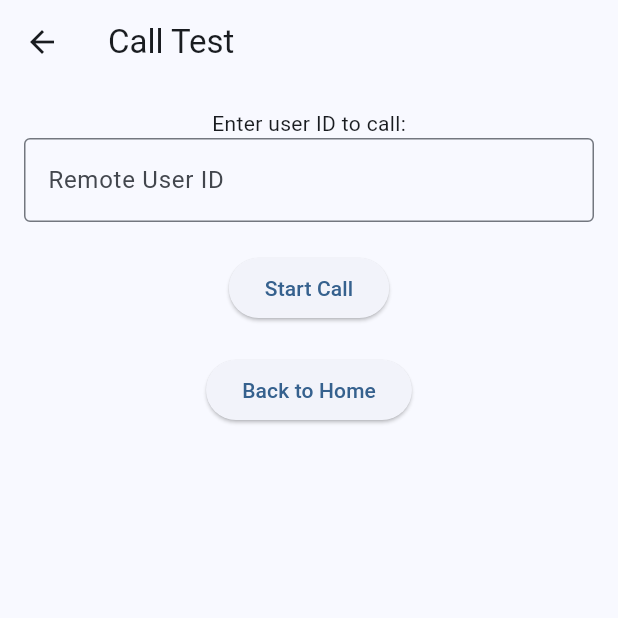
After one commit to AdarshShukla1001/chat_app, a Flutter app: the CallTestPage screen opened by its route, on a phone screen of 412 x 824 dp, the top half of it. The commit adds this screen. Run offline on Flutter 3.47's test engine with Material 3 defaults, Android fonts, the phone set to English and light mode, and no system bars; our stand-ins replace get, shared_preferences, socket_io_client; missing offline and left inert: flutter_webrtc; accounts and stored records are empty; network calls fail; statements that could not run were skipped.

Commit message:
feat: Added Call feature

```diff
--- a/mobile/chat_app/lib/main.dart
+++ b/mobile/chat_app/lib/main.dart
@@ -1,6 +1,8 @@
 // lib/main.dart
 import 'package:chat_app/screen/auth/page/login_page.dart';
 import 'package:chat_app/screen/auth/page/registration_page.dart';
+ import 'package:chat_app/screen/call/page/call_page.dart';
+import 'package:chat_app/screen/chat/page/call_test_page.dart';
 import 'package:chat_app/screen/chat/page/chat_page.dart';
 import 'package:chat_app/screen/create_group/page/create_group_page.dart';
 import 'package:chat_app/screen/inbox/page/inbox_page.dart';
@@ -34,13 +36,23 @@ class MyApp extends StatelessWidget {
       debugShowCheckedModeBanner: false,
       title: 'Chat App',
       theme: ThemeData(useMaterial3: true, colorScheme: ColorScheme.fromSeed(seedColor: Colors.blue)),
-      initialRoute: isLoggedIn ? AppRoutes.inbox : AppRoutes.login,
+      initialRoute: isLoggedIn ? '/call_test' : AppRoutes.login,
       getPages: [
         GetPage(name: AppRoutes.login, page: () => LoginPage()),
         GetPage(name: AppRoutes.register, page: () => RegisterPage()),
         GetPage(name: AppRoutes.inbox, page: () => InboxPage()),
         GetPage(name: AppRoutes.createGroup, page: () => CreateGroupPage()),
         GetPage(name: AppRoutes.chat, page: () => ChatPage()),
+        GetPage(name: '/call_test', page: () => CallTestPage()), // 👈 new route
+        GetPage(
+          name: AppRoutes.call,
+          page: () {
+            final args = Get.arguments as Map<String, dynamic>;
+            final toUserId = args['toUserId'] as String;
+            final isCaller = args['isCaller'] as bool;
+            return CallPage(toUserId: toUserId, isCaller: isCaller);
+          },
+        ),
       ],
     );
   }
--- a/mobile/chat_app/lib/routes/app_routes.dart
+++ b/mobile/chat_app/lib/routes/app_routes.dart
@@ -4,4 +4,6 @@ abstract class AppRoutes {
   static const inbox = '/inbox';
   static const createGroup = '/create-group';
   static const chat = '/chat';
+    static const call = '/call';
+
 }
--- /dev/null
+++ b/mobile/chat_app/lib/screen/chat/page/call_test_page.dart
@@ -0,0 +1,44 @@
+import 'package:chat_app/routes/app_routes.dart';
+import 'package:chat_app/screen/call/page/call_page.dart';
+import 'package:flutter/material.dart';
+import 'package:get/get.dart';
+
+class CallTestPage extends StatelessWidget {
+  final TextEditingController userIdController = TextEditingController();
+
+  @override
+  Widget build(BuildContext context) {
+    return Scaffold(
+      appBar: AppBar(title: Text("Call Test")),
+      body: Padding(
+        padding: const EdgeInsets.all(16.0),
+        child: Column(
+          children: [
+            Text("Enter user ID to call:"),
+            TextField(
+              controller: userIdController,
+              decoration: InputDecoration(labelText: "Remote User ID", border: OutlineInputBorder()),
+            ),
+            const SizedBox(height: 20),
+            ElevatedButton(
+              onPressed: () {
+                final userId = userIdController.text.trim();
+                if (userId.isNotEmpty) {
+                  Get.toNamed(AppRoutes.call, arguments: {'toUserId': userId, 'isCaller': true});
+                }
+              },
+              child: Text("Start Call"),
+            ),
+            const SizedBox(height: 20),
+            ElevatedButton(
+              onPressed: () {
+                Get.back(); // Just go back to main
+              },
+              child: Text("Back to Home"),
+            ),
+          ],
+        ),
+      ),
+    );
+  }
+}
--- a/mobile/chat_app/lib/service/socket_service.dart
+++ b/mobile/chat_app/lib/service/socket_service.dart
@@ -54,4 +54,38 @@ class SocketService {
       handler(data);
     });
   }
+
+  // --------------------- WebRTC Calls ---------------------
+
+  static void sendCallOffer(String toUserId, Map<String, dynamic> offer) {
+    socket.emit('call:offer', {'toUserId': toUserId, 'offer': offer});
+  }
+
+  static void sendCallAnswer(String toUserId, Map<String, dynamic> answer) {
+    socket.emit('call:answer', {'toUserId': toUserId, 'answer': answer});
+  }
+
+  static void sendIceCandidate(String toUserId, Map<String, dynamic> candidate) {
+    socket.emit('call:ice-candidate', {'toUserId': toUserId, 'candidate': candidate});
+  }
+
+  static void sendCallEnd(String toUserId) {
+    socket.emit('call:end', {'toUserId': toUserId});
+  }
+
+  static void onCallOffer(Function(String fromUserId, Map<String, dynamic> offer) handler) {
+    socket.on('call:offer', (data) => handler(data['fromUserId'], data['offer']));
+  }
+
+  static void onCallAnswer(Function(Map<String, dynamic> answer) handler) {
+    socket.on('call:answer', (data) => handler(data['answer']));
+  }
+
+  static void onIceCandidate(Function(Map<String, dynamic> candidate) handler) {
+    socket.on('call:ice-candidate', (data) => handler(data['candidate']));
+  }
+
+  static void onCallEnd(Function(String fromUserId) handler) {
+    socket.on('call:end', (data) => handler(data['fromUserId']));
+  }
 }
--- a/mobile/chat_app/pubspec.yaml
+++ b/mobile/chat_app/pubspec.yaml
@@ -38,6 +38,7 @@ dependencies:
   shared_preferences: ^2.5.3
   socket_io_client: ^3.1.2
   get: ^4.7.2
+  flutter_webrtc: ^0.14.2
 
 dev_dependencies:
   flutter_test:
```
Also changed, not shown: mobile/chat_app/lib/screen/call/controller/call_controller.dart (added, +114 -0 lines), mobile/chat_app/lib/screen/call/page/call_page.dart (added, +45 -0 lines), mobile/chat_app/pubspec.lock, 9 other files.
